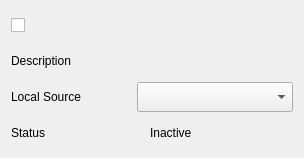
Qt form src/UI/egress-link-connection-widget.ui (OPENSPHERE-Inc/src-link) before a commit.
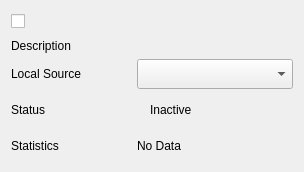
The same form after that commit.

Commit message: - Add output statistics indicator to uplink dock. - Add error handling for unsupported protocols.

The edit to the form file:
```diff
--- a/src/UI/egress-link-connection-widget.ui
+++ b/src/UI/egress-link-connection-widget.ui
@@ -173,11 +173,17 @@
      <item>
       <widget class="QLabel" name="statusValueLabel">
        <property name="sizePolicy">
-        <sizepolicy hsizetype="Expanding" vsizetype="Preferred">
+        <sizepolicy hsizetype="Expanding" vsizetype="Fixed">
          <horstretch>0</horstretch>
          <verstretch>0</verstretch>
         </sizepolicy>
        </property>
+       <property name="minimumSize">
+        <size>
+         <width>0</width>
+         <height>30</height>
+        </size>
+       </property>
        <property name="text">
         <string>Inactive</string>
        </property>
@@ -210,6 +216,62 @@
      </item>
     </layout>
    </item>
+   <item>
+    <widget class="QWidget" name="statsWidget" native="true">
+     <layout class="QHBoxLayout" name="horizontalLayout">
+      <property name="leftMargin">
+       <number>0</number>
+      </property>
+      <property name="topMargin">
+       <number>0</number>
+      </property>
+      <property name="rightMargin">
+       <number>0</number>
+      </property>
+      <property name="bottomMargin">
+       <number>0</number>
+      </property>
+      <item>
+       <widget class="QLabel" name="statsLabel">
+        <property name="sizePolicy">
+         <sizepolicy hsizetype="Fixed" vsizetype="Preferred">
+          <horstretch>0</horstretch>
+          <verstretch>0</verstretch>
+         </sizepolicy>
+        </property>
+        <property name="minimumSize">
+         <size>
+          <width>120</width>
+          <height>0</height>
+         </size>
+        </property>
+        <property name="text">
+         <string>Statistics</string>
+        </property>
+       </widget>
+      </item>
+      <item>
+       <widget class="QLabel" name="statsValueLabel">
+        <property name="sizePolicy">
+         <sizepolicy hsizetype="Expanding" vsizetype="Fixed">
+          <horstretch>0</horstretch>
+          <verstretch>0</verstretch>
+         </sizepolicy>
+        </property>
+        <property name="minimumSize">
+         <size>
+          <width>0</width>
+          <height>30</height>
+         </size>
+        </property>
+        <property name="text">
+         <string>No Data</string>
+        </property>
+       </widget>
+      </item>
+     </layout>
+    </widget>
+   </item>
   </layout>
  </widget>
  <resources>
```
The commit also changes 7 other files.
